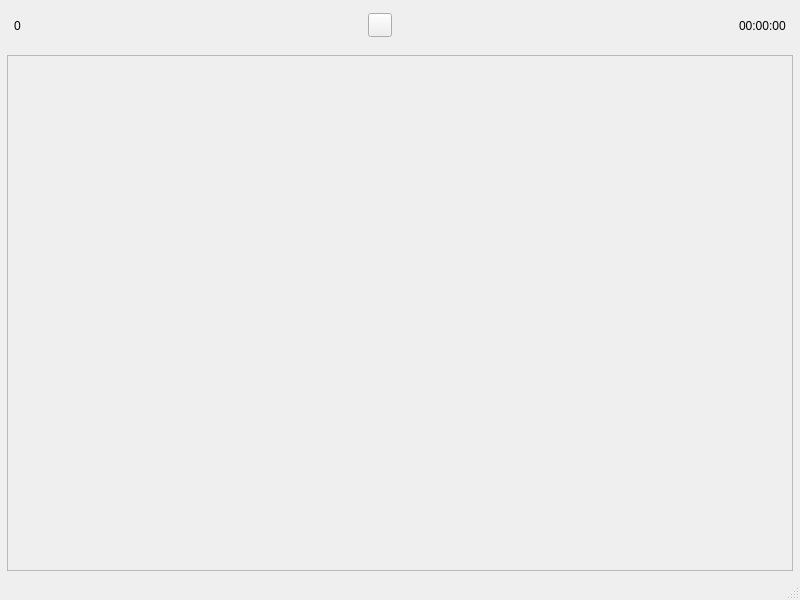
Above: mainwindow.ui from korich144/MineSweeper_Infinity before the change. Below: the same form after it.
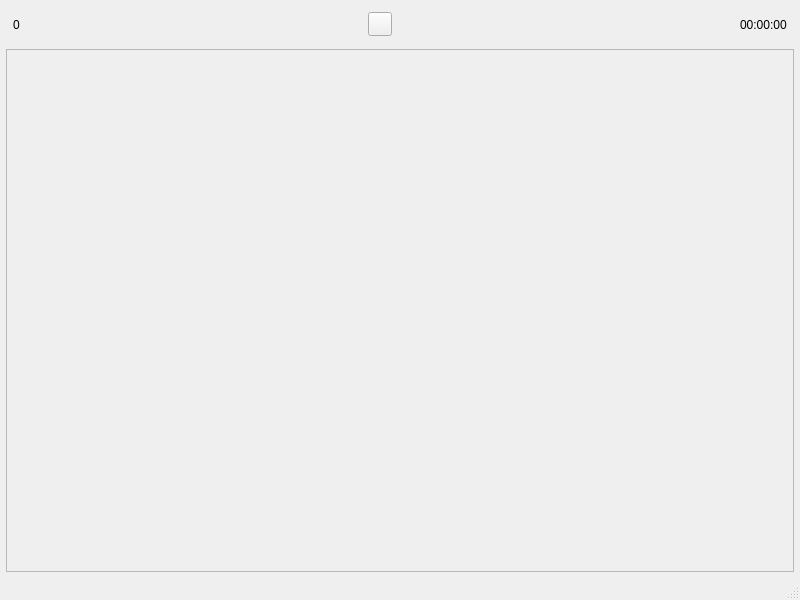
That is the form after the change.

Commit message: Доработка UI, динамические счётчики

```diff
--- a/mainwindow.ui
+++ b/mainwindow.ui
@@ -13,19 +13,19 @@
   <widget class="QWidget" name="centralwidget">
    <layout class="QVBoxLayout" name="verticalLayout">
     <property name="spacing">
-     <number>11</number>
+     <number>6</number>
     </property>
     <property name="leftMargin">
-     <number>7</number>
+     <number>6</number>
     </property>
     <property name="topMargin">
-     <number>7</number>
+     <number>6</number>
     </property>
     <property name="rightMargin">
-     <number>7</number>
+     <number>6</number>
     </property>
     <property name="bottomMargin">
-     <number>7</number>
+     <number>6</number>
     </property>
     <item>
      <widget class="QFrame" name="frameHeader">
```
The commit also changes 3 other files.
